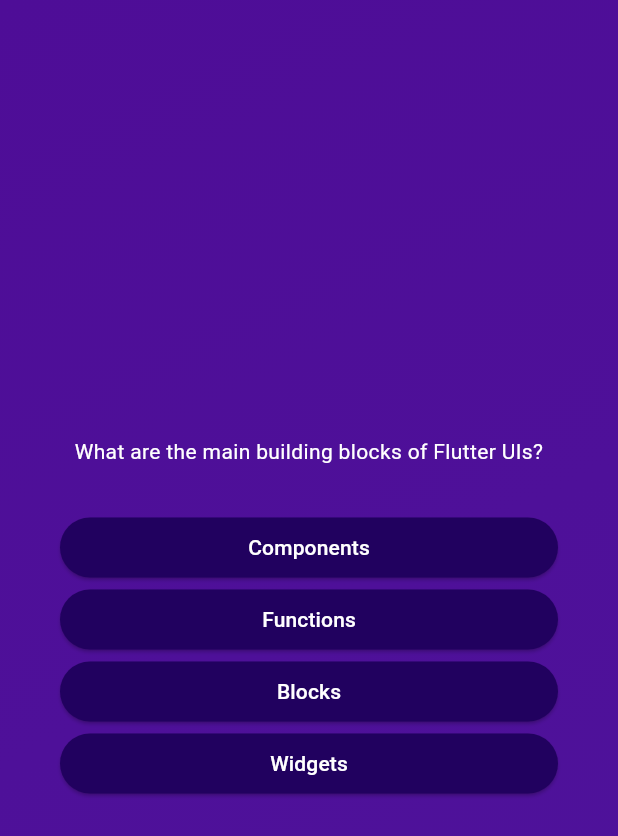
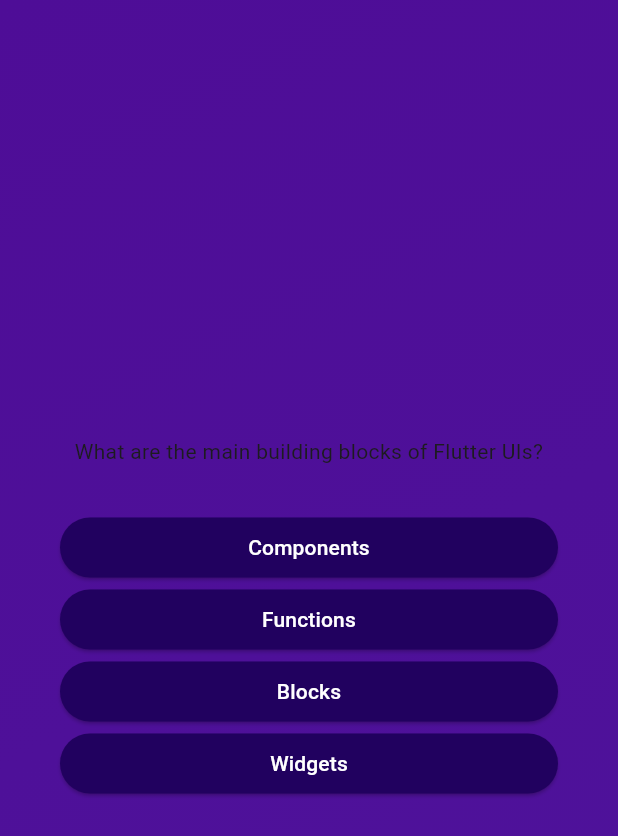
Before and after one commit to MrCo0701/newbie_flutter, a Flutter app: the screen it shows after launch, after a tap on "Start Quiz", on a phone screen of 412 x 824 dp. Shown: the top 836 px of the screen. Run offline on Flutter 3.47's test engine with Material 3 defaults, Android fonts, the phone set to English and light mode, and no system bars; our stand-ins replace google_fonts.

Commit message:
sap xong r

```diff
--- a/Basic_1/question_app/lib/answer_button.dart
+++ b/Basic_1/question_app/lib/answer_button.dart
@@ -16,7 +16,7 @@ class Answer_button extends StatelessWidget {
           foregroundColor: Colors.white, // ==> color of text
           shape: RoundedRectangleBorder(borderRadius: BorderRadius.circular(20))),
 
-      child: Text(title),
+      child: Text(title, textAlign: TextAlign.center,),
     );
   }
 }
--- a/Basic_1/question_app/lib/question_screen.dart
+++ b/Basic_1/question_app/lib/question_screen.dart
@@ -1,18 +1,31 @@
 import 'package:flutter/material.dart';
+import 'package:google_fonts/google_fonts.dart';
 import 'package:question_app/answer_button.dart';
 import 'package:question_app/data/questions.dart';
 
 class QuestionScreen extends StatefulWidget {
-  const QuestionScreen({super.key});
+  const QuestionScreen({super.key, required this.onSelectedAnswer});
+
+  final void Function(String answer) onSelectedAnswer;
 
   @override
   State<QuestionScreen> createState() => _QuestionScreenState();
 }
 
 class _QuestionScreenState extends State<QuestionScreen> {
+  var currentQuestionIndex = 0;
+
+  void answerQuestion(String selectedAnswer) {
+    widget.onSelectedAnswer('');
+
+    setState(() {
+      currentQuestionIndex++;
+    });
+  }
+
   @override
   Widget build(BuildContext context) {
-    final currentQuestion = questions[0];
+    final currentQuestion = questions[currentQuestionIndex];
 
     return SizedBox(
       width: double.infinity,
@@ -24,13 +37,17 @@ class _QuestionScreenState extends State<QuestionScreen> {
           children: [
             Text(
               currentQuestion.text,
-              style: const TextStyle(color: Colors.white),
+              style: GoogleFonts.eduVicWaNtBeginner(),
               textAlign: TextAlign.center,
             ),
             const SizedBox(height: 30),
             ...currentQuestion
                 .getShuffledAnswer()
-                .map((answer) => Answer_button(title: answer, onTap: () {})),
+                .map((answer) => Answer_button(
+                    title: answer,
+                    onTap: () {
+                      answerQuestion(answer);
+                    })),
           ],
         ),
       ),
--- a/Basic_1/question_app/lib/quiz.dart
+++ b/Basic_1/question_app/lib/quiz.dart
@@ -1,5 +1,8 @@
+import 'package:flutter/foundation.dart';
 import 'package:flutter/material.dart';
+import 'package:question_app/data/questions.dart';
 import 'package:question_app/question_screen.dart';
+import 'package:question_app/result_screen.dart';
 import 'package:question_app/start_screen.dart';
 
 class Quiz extends StatefulWidget {
@@ -10,17 +13,24 @@ class Quiz extends StatefulWidget {
 }
 
 class _QuizState extends State<Quiz> {
+  List<String> selectedAnswers = [];
+
   var activeScreen = 'start_screen';
-
-  @override
-  void initState() {
-    super.initState();
-  }
 
   void switchScreen() {
     setState(() {
+      selectedAnswers = [];
       activeScreen = 'question-screen';
     });
+  }
+
+  void chooseAnswers(String answer) {
+    selectedAnswers.add(answer);
+    if (selectedAnswers.length == questions.length) {
+      setState(() {
+        activeScreen = 'result_screen';
+      });
+    }
   }
 
   @override
@@ -28,7 +38,11 @@ class _QuizState extends State<Quiz> {
     Widget screenWidget = StartScreen(switchScreen);
 
     if(activeScreen == 'question-screen') {
-      screenWidget = QuestionScreen();
+      screenWidget = QuestionScreen(onSelectedAnswer: chooseAnswers);
+    }else if (activeScreen == 'start_screen') {
+      screenWidget = StartScreen(switchScreen);
+    }else if(activeScreen == 'result_screen') {
+      screenWidget = ResultScreen();
     }
 
     return MaterialApp(
--- a/Basic_1/question_app/pubspec.yaml
+++ b/Basic_1/question_app/pubspec.yaml
@@ -35,6 +35,7 @@ dependencies:
   # The following adds the Cupertino Icons font to your application.
   # Use with the CupertinoIcons class for iOS style icons.
   cupertino_icons: ^1.0.6
+  google_fonts: ^6.2.0
 
 dev_dependencies:
   flutter_test:
@@ -46,6 +47,8 @@ dev_dependencies:
   # package. See that file for information about deactivating specific lint
   # rules and activating additional ones.
   flutter_lints: ^3.0.0
+  google_fonts: ^6.1.0
+
 
 # For information on the generic Dart part of this file, see the
 # following page: https://dart.dev/tools/pub/pubspec
```
Also changed, not shown: Basic_1/question_app/lib/result_screen.dart (added, +24 -0 lines), Basic_1/question_app/pubspec.lock, 1 other file.
